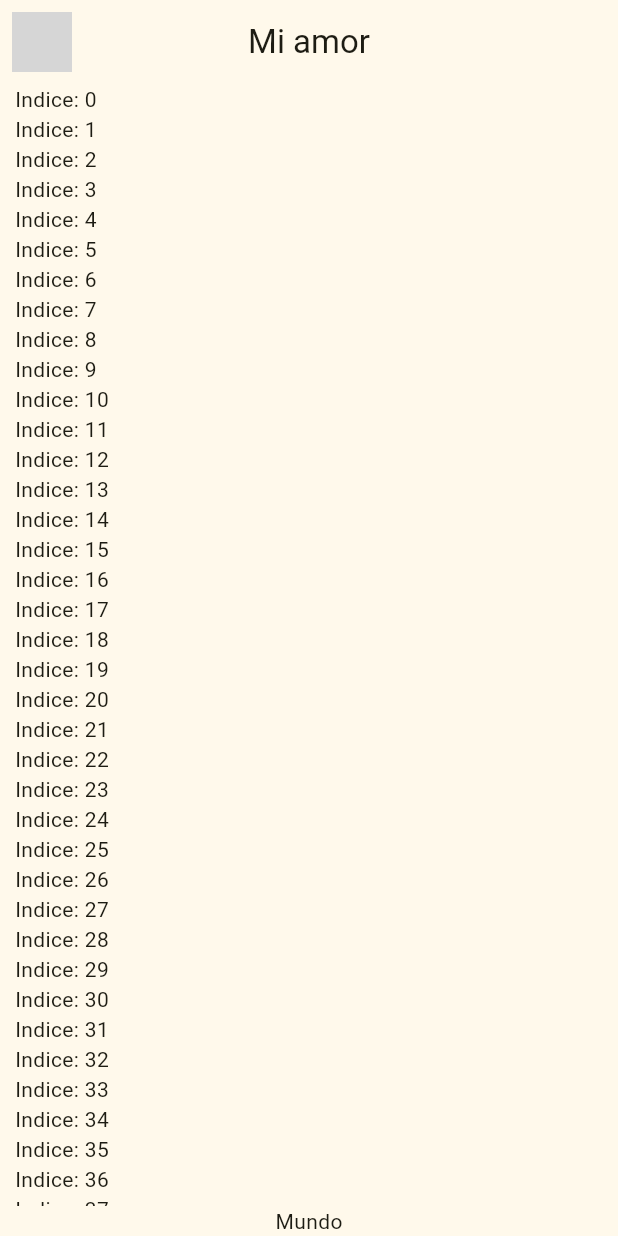
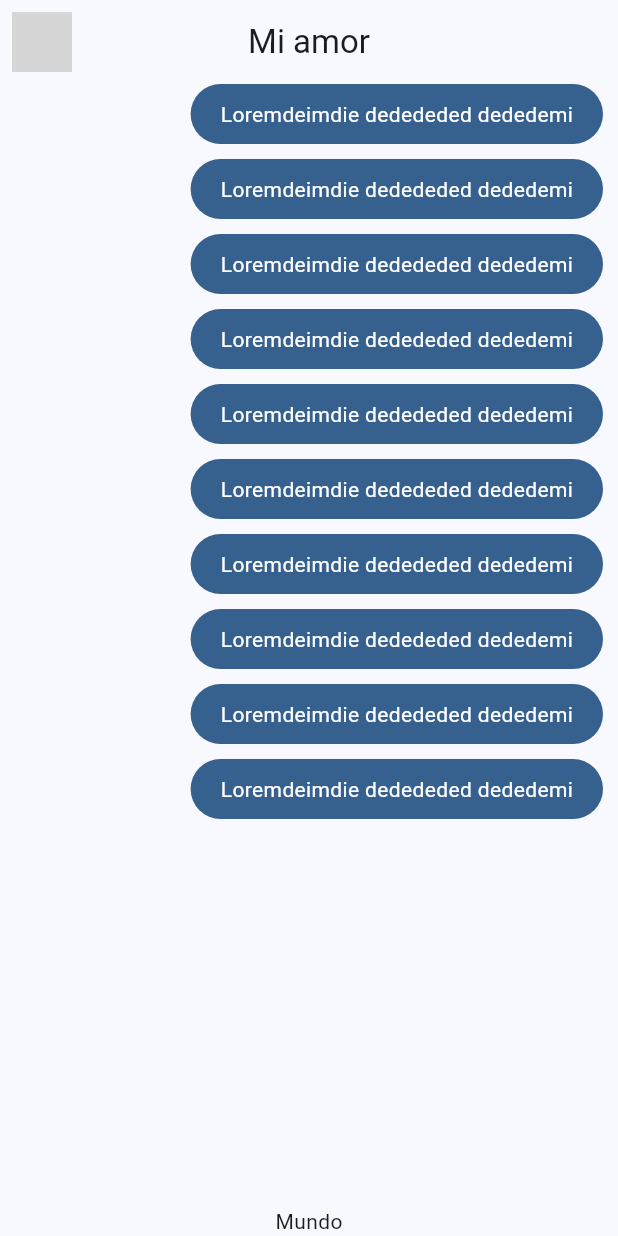
Before and after one commit to fersanti2896/05-curso-flutter-chat-app, a Flutter app: the screen it shows after launch, on a phone screen of 412 x 824 dp. Run offline on Flutter 3.47's test engine with Material 2 defaults, Android fonts, the phone set to English and light mode, and no system bars; network calls fail; grey boxes are pictures that could not be loaded.

Commit message:
Creando widget de my_message_bubble

```diff
--- a/lib/main.dart
+++ b/lib/main.dart
@@ -1,7 +1,7 @@
 
 import 'package:flutter/material.dart';
 import 'package:yes_no_app/config/theme/app_theme.dart';
-import 'package:yes_no_app/presentation/chat/chat_screen.dart';
+import 'package:yes_no_app/presentation/screens/chat/chat_screen.dart';
 
 void main() => runApp(const MyApp());
 
@@ -12,7 +12,7 @@ class MyApp extends StatelessWidget {
   Widget build(BuildContext context) {
     return MaterialApp(
       debugShowCheckedModeBanner: false,
-      theme: AppTheme( selectedColor: 2 ).theme(),
+      theme: AppTheme( selectedColor: 1 ).theme(),
       title: 'Material App',
       home: const ChatScreen()
     );
--- a/lib/presentation/chat/chat_screen.dart
+++ b/lib/presentation/screens/chat/chat_screen.dart
@@ -1,4 +1,5 @@
 import 'package:flutter/material.dart';
+import 'package:yes_no_app/presentation/widgets/chat/my_message_bubble.dart';
 
 class ChatScreen extends StatelessWidget {
   const ChatScreen({Key? key}) : super(key: key);
@@ -30,10 +31,11 @@ class _ChatView extends StatelessWidget {
         padding: const EdgeInsets.symmetric(horizontal: 10),
         child: Column(
           children: [
-            Expanded(child: ListView.builder(
-              itemCount: 100,
+            Expanded(
+                child: ListView.builder(
+              itemCount: 10,
               itemBuilder: (context, index) {
-                return Text('Indice: $index');
+                return const MyMessageBubble();
               },
             )),
             const Text('Mundo')
--- /dev/null
+++ b/lib/presentation/widgets/chat/my_message_bubble.dart
@@ -0,0 +1,27 @@
+import 'package:flutter/material.dart';
+
+class MyMessageBubble extends StatelessWidget {
+  const MyMessageBubble({super.key});
+
+  @override
+  Widget build(BuildContext context) {
+    final colors = Theme.of(context).colorScheme;
+
+    return Column(
+      crossAxisAlignment: CrossAxisAlignment.end,
+      children: [
+        Container(
+          decoration: BoxDecoration(
+              color: colors.primary,
+              borderRadius: BorderRadius.circular(20)),
+          child: const Padding(
+            padding: EdgeInsets.symmetric(horizontal: 20, vertical: 10),
+            child: Text('Loremdeimdie dedededed dededemi',
+                style: TextStyle(color: Colors.white)),
+          ),
+        ),
+        const SizedBox(height: 10)
+      ],
+    );
+  }
+}
```
